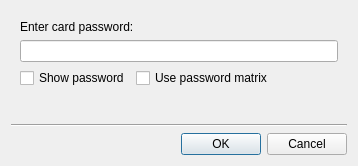
Above: ui/passworddialog.ui from Nitrokey/nitrokey-app before the change. Below: the same form after it.
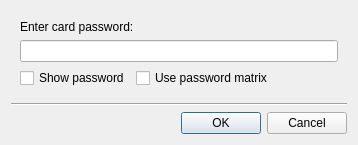
That is the form after the change. Icons and pictures are not drawn.

```diff
--- a/ui/passworddialog.ui
+++ b/ui/passworddialog.ui
@@ -7,7 +7,7 @@
     <x>0</x>
     <y>0</y>
     <width>358</width>
-    <height>166</height>
+    <height>137</height>
    </rect>
   </property>
   <property name="sizePolicy">
@@ -121,7 +121,7 @@
      </property>
      <property name="sizeHint" stdset="0">
       <size>
-       <width>20</width>
+       <width>0</width>
        <height>0</height>
       </size>
      </property>
```
Left out of the diff: 4 changed lines with no effect on the pictures.
